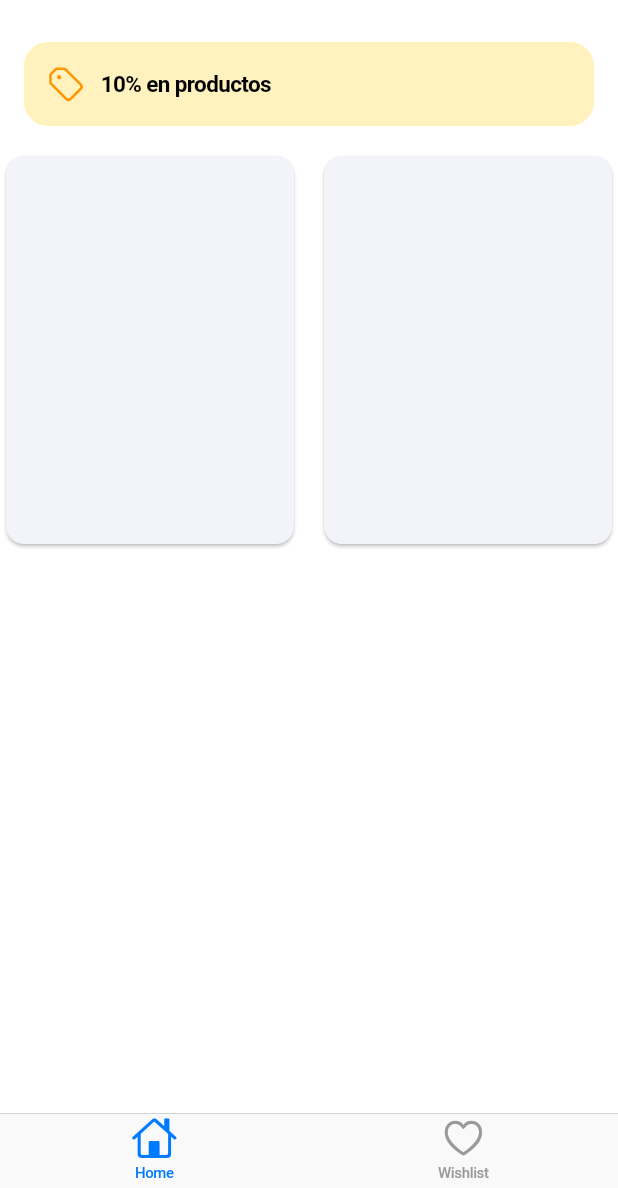
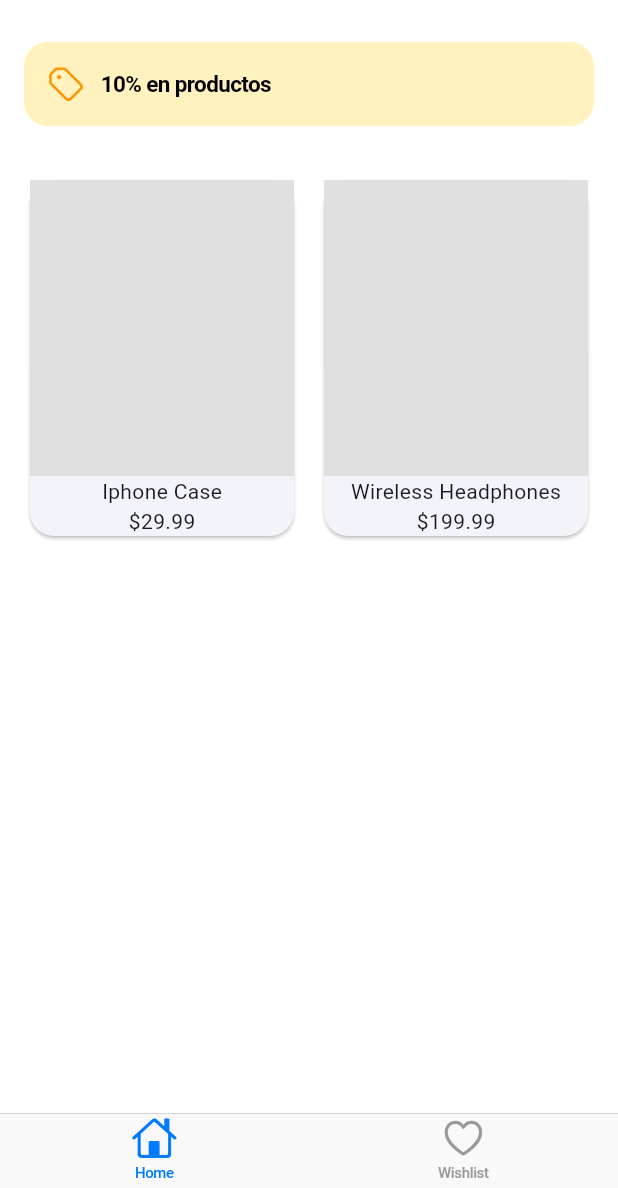
Before and after one commit to TLifeOfCris/commerceApp-Wishlist-continuaci-n-, a Flutter app: the screen it shows after launch, on a phone screen of 412 x 824 dp, the part 48-1236 px from its top. Run offline on Flutter 3.47's test engine with Material 3 defaults, Android fonts, the phone set to English and light mode, and no system bars.

Commit message:
Se agregarón image, title y price en el product grid

```diff
--- a/ecommerceapp_2/lib/main.dart
+++ b/ecommerceapp_2/lib/main.dart
@@ -8,7 +8,7 @@ import 'package:provider/provider.dart';
 void main() {
   runApp(
     MultiProvider(providers: [
-      ChangeNotifierProvider(create: (_) => Productsprovider()),
+      ChangeNotifierProvider(create: (_) => ProductsProvider()),
       ChangeNotifierProvider(create: (_) => Cartprovider()),
     ],
     child: MyApp(),));
--- a/ecommerceapp_2/lib/provider/productsProvider.dart
+++ b/ecommerceapp_2/lib/provider/productsProvider.dart
@@ -1,7 +1,7 @@
 import 'package:ecommerceapp_2/models/productModel.dart';
 import 'package:flutter/material.dart';
 
-class Productsprovider extends ChangeNotifier{
+class ProductsProvider extends ChangeNotifier{
   final List<Product> _products = [
     Product(
     id: '1',
--- a/ecommerceapp_2/lib/screens/cartScreen.dart
+++ b/ecommerceapp_2/lib/screens/cartScreen.dart
@@ -19,7 +19,8 @@ class CartScreen extends StatelessWidget {
           Expanded(child: ListView.separated(
             itemBuilder: (context, index){
               final item = items[index];
-            }, separatorBuilder: (_,__) => const Divider(height: 1,), itemCount: items.length))
+            }, separatorBuilder: (_,__) => const Divider(height: 1,), itemCount: items.length),
+            )
         ],
 
       )),
--- a/ecommerceapp_2/lib/widgets/product_grid.dart
+++ b/ecommerceapp_2/lib/widgets/product_grid.dart
@@ -7,9 +7,11 @@ class ProductGrid extends StatelessWidget {
 
   @override
   Widget build(BuildContext context) {
-    final productsProvider = context.watch<Productsprovider>();
+    final productsProvider = context.watch<ProductsProvider>();
     final products = productsProvider.products;
-    return GridView.builder(
+    return Padding(
+      padding: const EdgeInsets.all(16),
+      child: GridView.builder(
         gridDelegate: SliverGridDelegateWithFixedCrossAxisCount(
           crossAxisCount: 2,
           childAspectRatio: 0.75,
@@ -20,8 +22,25 @@ class ProductGrid extends StatelessWidget {
           itemBuilder: (context, index){
             final product = products[index];
 
-          return Card();
-        });
+            return Card(
+              shape: RoundedRectangleBorder(
+                borderRadius: BorderRadius.circular(16)
+              ),
+              child: Column(
+                children: [
+                  //AQUÍ DEBERÍA DE IR UNA IMAGEN
+                  Expanded(child: Container(
+                    color: Colors.grey[300]
+                  ),),
+                  //  AQUÍ VA EL TITULO DEL PRODUCTO
+                  Text(product.title),
+                  //  AQUÍ VA EL PRECIO DEL PRODUCTO
+                  Text('\$${product.price}')
+                ],
+              ),
+            );
+          }),
+    );
   }
 }
 
```
Lines whose indentation alone changed are shown as unchanged.
